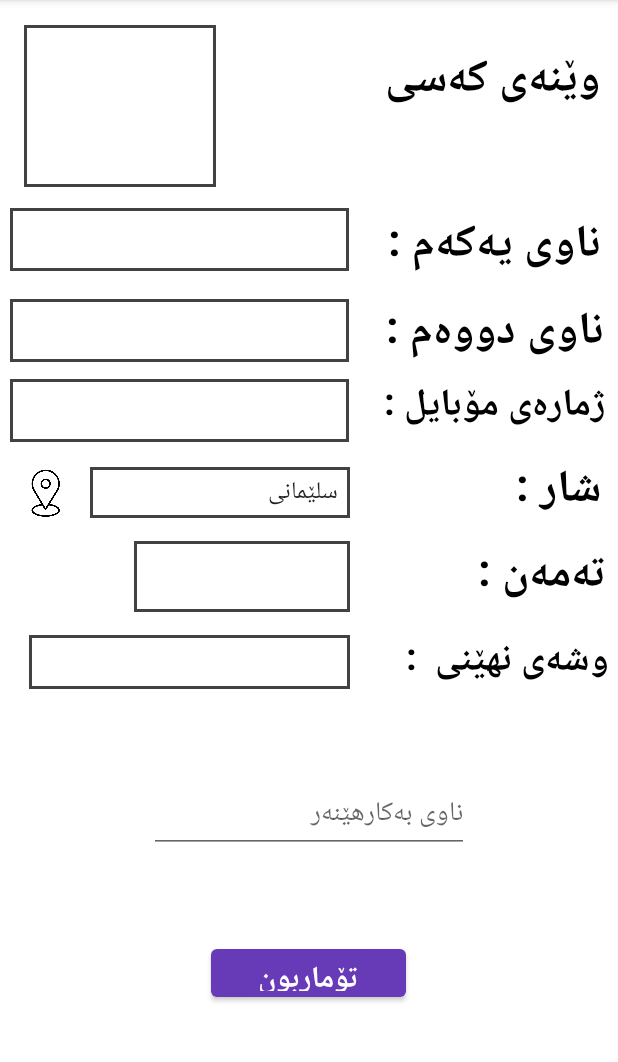
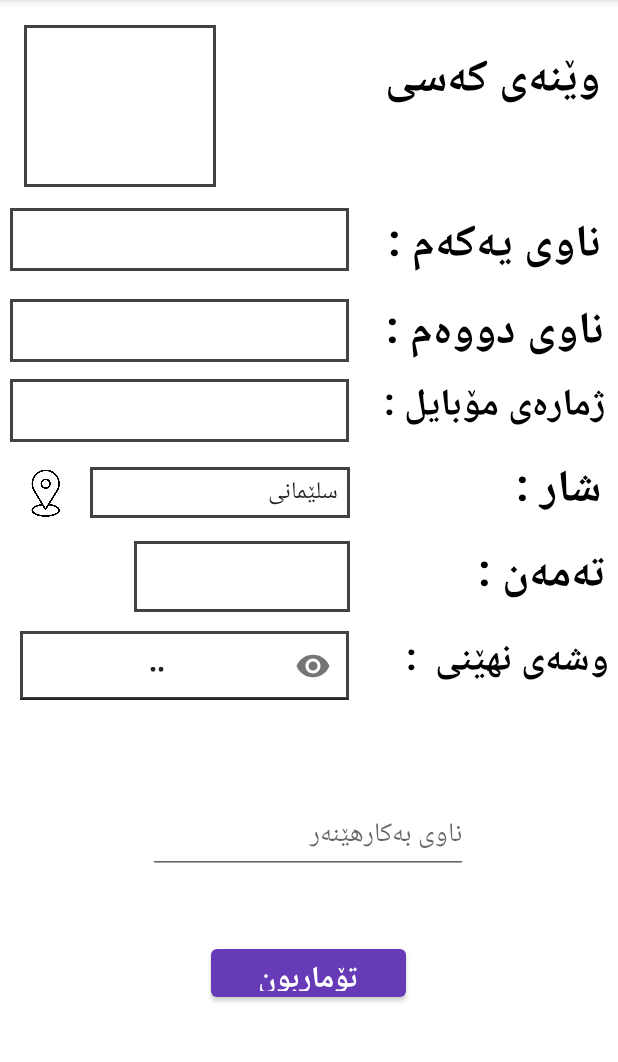
Before and after one commit to GraduationCS/Car_C_Solved, an Android app: the U_Signup screen opened directly, with no data from a screen before it, on a phone screen of 412 x 824 dp, the part 84-1146 px from its top. Run offline under Robolectric (Android 15) with nearby library versions, the phone set to English and light mode, and no system bars; our stand-ins replace Firebase (no records; nobody signed in at launch, a user with empty details on screens opened directly); 1 statement that could not run was skipped.

Commit message:
Fulll be kesha

```diff
--- a/app/build.gradle
+++ b/app/build.gradle
@@ -38,6 +38,8 @@ dependencies {
     implementation 'com.google.firebase:firebase-storage:19.2.2'
     implementation 'com.google.firebase:firebase-auth:20.0.1'
     implementation 'com.hbb20:ccp:2.5.0'
+    //noinspection GradleCompatible
+    implementation 'com.android.support:design:24.2.1'
     testImplementation 'junit:junit:4.+'
     androidTestImplementation 'androidx.test.ext:junit:1.1.2'
     androidTestImplementation 'androidx.test.espresso:espresso-core:3.3.0'
--- a/app/src/main/java/com/example/car_s/U_Signup.java
+++ b/app/src/main/java/com/example/car_s/U_Signup.java
@@ -10,6 +10,8 @@ import android.os.Bundle;
 import android.os.Handler;
 import android.provider.MediaStore;
 import android.text.TextUtils;
+import android.text.method.HideReturnsTransformationMethod;
+import android.text.method.PasswordTransformationMethod;
 import android.view.View;
 import android.webkit.MimeTypeMap;
 import android.widget.ArrayAdapter;
@@ -51,7 +53,6 @@ public class U_Signup extends AppCompatActivity {
     Button button;
     Uri selectedImage;
     EditText firstName,secondName,age,phone,pass,uname;
-    private StorageReference storageReference;
     ProgressBar progressBar;
 
     @Override
@@ -188,6 +189,9 @@ public class U_Signup extends AppCompatActivity {
                     uname.setBackgroundResource(R.drawable.edittext_border_red);
                     Toast.makeText(U_Signup.this, "Try another username", Toast.LENGTH_SHORT).show();
                 }
+                if(Integer.parseInt(phone_num)<=5){;
+                    Toast.makeText(U_Signup.this, "", Toast.LENGTH_SHORT).show();
+                }
                 else {
                     if (!TextUtils.isEmpty(full_name) && !TextUtils.isEmpty(agee) && !TextUtils.isEmpty(phone_num) && !TextUtils.isEmpty(city) && !TextUtils.isEmpty(passw) && !TextUtils.isEmpty(UN)){
                         UserHelperClass userHelperClass=new UserHelperClass(full_name,UN,agee,phone_num,city,passw);
--- a/app/src/main/res/layout/activity_u__signup.xml
+++ b/app/src/main/res/layout/activity_u__signup.xml
@@ -4,6 +4,7 @@
     xmlns:tools="http://schemas.android.com/tools"
     android:layout_width="match_parent"
     android:layout_height="match_parent"
+
     tools:context=".U_Signup">
 
 
@@ -12,9 +13,9 @@
         android:layout_width="128dp"
         android:layout_height="108dp"
         android:background="@drawable/textview_border"
+        android:onClick="wena1"
         app:layout_constraintBottom_toBottomOf="parent"
         app:layout_constraintEnd_toEndOf="parent"
-        android:onClick="wena1"
         app:layout_constraintHorizontal_bias="0.056"
         app:layout_constraintStart_toStartOf="parent"
         app:layout_constraintTop_toTopOf="parent"
@@ -83,10 +84,10 @@
         android:layout_height="42dp"
         android:background="@drawable/textview_border"
         android:ems="10"
+        android:gravity="center"
         android:inputType="phone"
         android:textColor="@color/black"
         android:textSize="16dp"
-        android:gravity="center"
         app:layout_constraintBottom_toBottomOf="parent"
         app:layout_constraintEnd_toEndOf="parent"
         app:layout_constraintHorizontal_bias="0.037"
@@ -94,20 +95,32 @@
         app:layout_constraintTop_toTopOf="parent"
         app:layout_constraintVertical_bias="0.348" />
 
-    <EditText
+
+    <com.google.android.material.textfield.TextInputLayout
         android:id="@+id/password"
-        android:layout_width="214dp"
-        android:layout_height="36dp"
-        android:background="@drawable/textview_border"
-        android:ems="10"
-        android:gravity="center"
-        android:inputType="textPassword"
-        app:layout_constraintBottom_toBottomOf="parent"
+        android:layout_width="257dp"
+        android:layout_height="66dp"
+        app:layout_constraintBottom_toTopOf="@+id/userName"
         app:layout_constraintEnd_toEndOf="parent"
-        app:layout_constraintHorizontal_bias="0.096"
+        app:layout_constraintHorizontal_bias="0.086"
         app:layout_constraintStart_toStartOf="parent"
-        app:layout_constraintTop_toTopOf="parent"
-        app:layout_constraintVertical_bias="0.578" />
+        app:layout_constraintTop_toBottomOf="@+id/age"
+        app:layout_constraintVertical_bias="0.131"
+        app:passwordToggleEnabled="true"
+        tools:ignore="MissingConstraints">
+
+        <EditText
+            android:layout_width="219dp"
+            android:layout_height="46dp"
+            android:layout_marginTop="5dp"
+            android:background="@drawable/textview_border"
+            android:ems="10"
+            android:gravity="center"
+            android:inputType="textPassword"
+            android:text="hi"
+            tools:layout_editor_absoluteX="19dp"
+            tools:layout_editor_absoluteY="402dp" />
+    </com.google.android.material.textfield.TextInputLayout>
 
     <TextView
         android:id="@+id/textView21"
@@ -156,8 +169,8 @@
         android:layout_width="226dp"
         android:layout_height="42dp"
         android:background="@drawable/textview_border"
+        android:gravity="center"
         android:textColor="@color/black"
-        android:gravity="center"
         app:layout_constraintBottom_toBottomOf="parent"
         app:layout_constraintEnd_toEndOf="parent"
         app:layout_constraintHorizontal_bias="0.037"
@@ -169,8 +182,8 @@
         android:id="@+id/fname"
         android:layout_width="226dp"
         android:layout_height="42dp"
+        android:background="@drawable/textview_border"
         android:gravity="center"
-        android:background="@drawable/textview_border"
         android:textColor="@color/black"
         app:layout_constraintBottom_toBottomOf="parent"
         app:layout_constraintEnd_toEndOf="parent"
@@ -183,11 +196,11 @@
         android:id="@+id/textView20"
         android:layout_width="wrap_content"
         android:layout_height="wrap_content"
+        android:gravity="center"
         android:text="شار :"
         android:textColor="@color/black"
         android:textSize="30dp"
         android:textStyle="bold"
-        android:gravity="center"
         app:layout_constraintBottom_toBottomOf="parent"
         app:layout_constraintEnd_toEndOf="parent"
         app:layout_constraintHorizontal_bias="0.968"
@@ -248,8 +261,10 @@
         android:inputType="textPersonName"
         app:layout_constraintBottom_toTopOf="@+id/button2"
         app:layout_constraintEnd_toEndOf="parent"
+        app:layout_constraintHorizontal_bias="0.497"
         app:layout_constraintStart_toStartOf="parent"
-        app:layout_constraintTop_toBottomOf="@+id/password"
+        app:layout_constraintTop_toBottomOf="@+id/age"
+        app:layout_constraintVertical_bias="0.739"
         tools:ignore="MissingConstraints" />
 
 </androidx.constraintlayout.widget.ConstraintLayout>
```
Also changed, not shown: app/src/main/java/com/example/car_s/Forget_Password.java (+55 -1 lines), app/src/main/java/com/example/car_s/SetNewPassword.java (+8 -2 lines), app/src/main/res/layout/activity_forget__password.xml (+25 -3 lines), app/src/main/res/drawable-v24/re.png (added).
